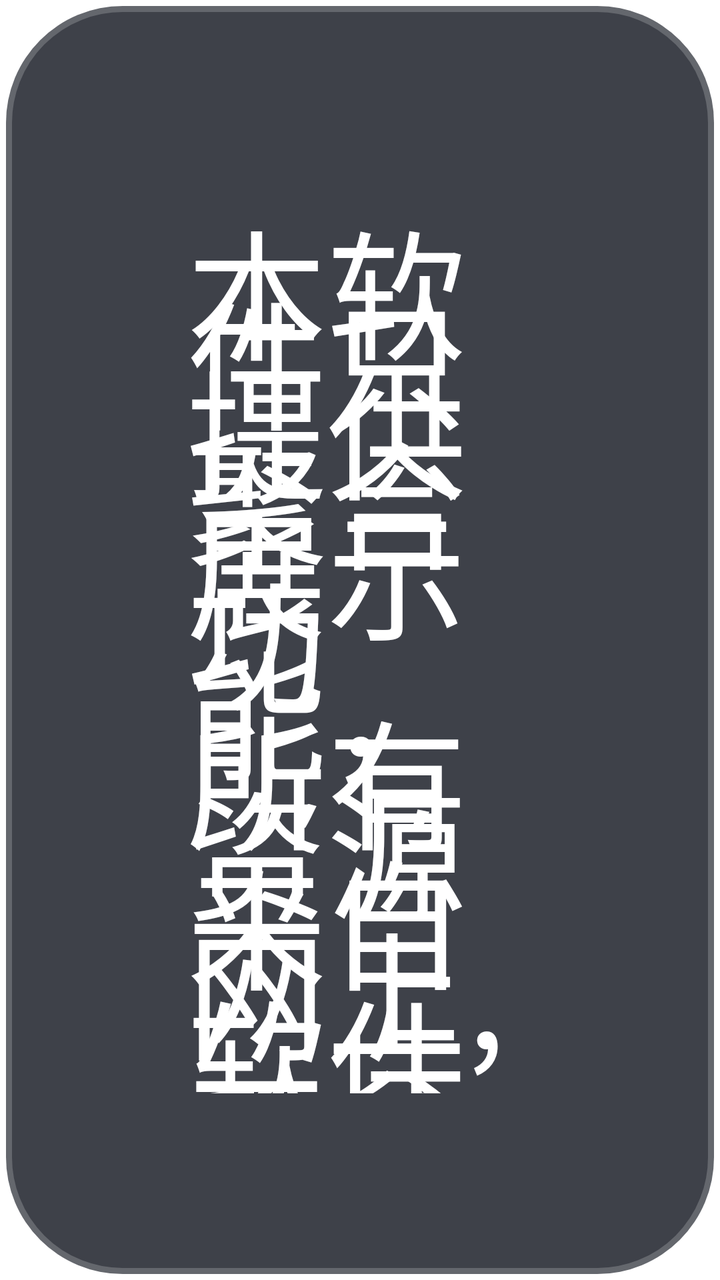
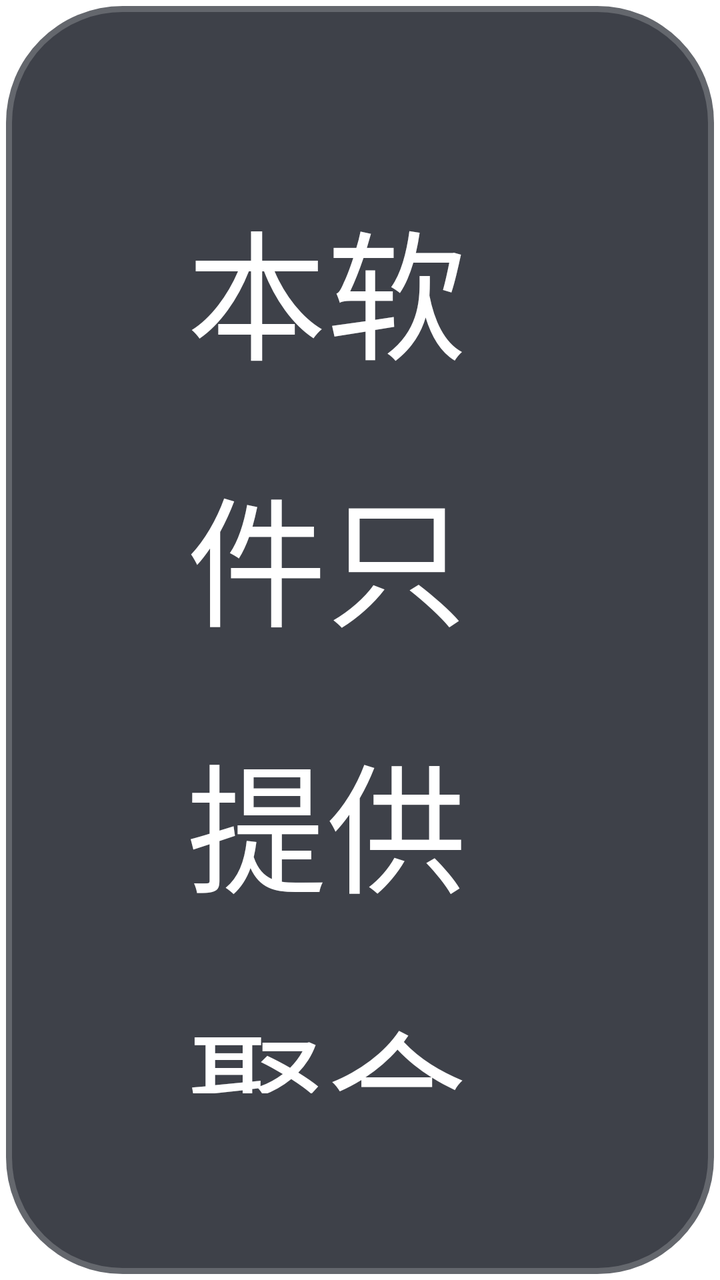

Compare the two renders of this Android layout. The source of the first and the diff that turns it into the second are given below.
<!-- AndroidManifest.xml: application theme AppTheme.NoActionBar -->
<!-- res/layout/dialog_about.xml -->
<?xml version="1.0" encoding="utf-8"?>
<LinearLayout xmlns:android="http://schemas.android.com/apk/res/android"
    android:layout_width="match_parent"
    android:layout_height="wrap_content"
    android:layout_gravity="center"
    android:layout_marginLeft="@dimen/vs_16"
    android:layout_marginRight="@dimen/vs_16"
    android:background="@drawable/shape_danmu_setting_bg"
    android:orientation="vertical"
    android:padding="@dimen/vs_16">

    <TextView
        android:layout_width="match_parent"
        android:layout_height="wrap_content"
        android:lineSpacingExtra="@dimen/vs_6"
        android:lineSpacingMultiplier="0"
        android:text="本软件只提供聚合展示功能，所有资源来自网上, 软件不参与任何制作, 上传, 储存, 下载等内容. 软件仅供学习参考, 请于安装后24小时内删除。\n\n打包分发请保留出处\nhttps://github.com/CatVodTVOfficial/TVBoxOSC\nhttps://github.com/q215613905/TVBoxOS"
        android:textColor="@color/dialog_text_primary"
        android:textSize="@dimen/ts_14" />

</LinearLayout>
<!-- resources referenced by this layout -->
<resources>
  <color name="dialog_text_primary">#FFFFFFFF</color>
  <dimen name="ts_14">12mm</dimen>
  <dimen name="vs_16">16mm</dimen>
  <dimen name="vs_6">6mm</dimen>
  <!-- drawable shape_danmu_setting_bg (drawable) -->
  <?xml version="1.0" encoding="utf-8"?>
  <shape xmlns:android="http://schemas.android.com/apk/res/android">
      <corners android:radius="@dimen/vs_10" />
      <solid android:color="@color/dialog_panel_bg" />
      <stroke
          android:width="@dimen/vs_1"
          android:color="@color/dialog_panel_stroke" />
  </shape>
  <style name="AppTheme.NoActionBar" parent="AppTheme">
          <item name="android:windowActionBar">false</item>
          <item name="android:windowNoTitle">true</item>
          <item name="windowActionBar">false</item>
          <item name="android:windowFullscreen">false</item>//手机版：默认保留状态栏，全屏页面运行时再隐藏
          <item name="android:windowContentOverlay">@null</item>//是否有遮盖
          <item name="windowNoTitle">true</item>
          <item name="android:keepScreenOn">true</item>
          
          <item name="android:windowBackground">@android:color/transparent</item>
          
          <item name="android:statusBarColor">@android:color/transparent</item>
          <item name="android:windowDrawsSystemBarBackgrounds">true</item>
      </style>
  <dimen name="vs_10">10mm</dimen>
  <color name="dialog_panel_bg">#D91D202A</color>
  <dimen name="vs_1">1mm</dimen>
  <color name="dialog_panel_stroke">#33FFFFFF</color>
  <style name="AppTheme" parent="Theme.AppCompat.Light.DarkActionBar">
          
          <item name="colorPrimary">@color/color_6200EE</item>
          <item name="colorPrimaryDark">@color/color_3700B3</item>
          <item name="colorAccent">@color/color_03DAC5</item>
      </style>
  <color name="color_6200EE">#6200EE</color>
  <color name="color_3700B3">#3700B3</color>
  <color name="color_03DAC5">#03DAC5</color>
</resources>

<!-- the commit's change to res/layout/dialog_about.xml (unified diff, before → after) -->
@@ -12,8 +12,8 @@
     <TextView
         android:layout_width="match_parent"
         android:layout_height="wrap_content"
-        android:lineSpacingExtra="@dimen/vs_6"
-        android:lineSpacingMultiplier="0"
+        android:lineSpacingExtra="@dimen/vs_2"
+        android:lineSpacingMultiplier="1.2"
         android:text="本软件只提供聚合展示功能，所有资源来自网上, 软件不参与任何制作, 上传, 储存, 下载等内容. 软件仅供学习参考, 请于安装后24小时内删除。\n\n打包分发请保留出处\nhttps://github.com/CatVodTVOfficial/TVBoxOSC\nhttps://github.com/q215613905/TVBoxOS"
         android:textColor="@color/dialog_text_primary"
         android:textSize="@dimen/ts_14" />
<!-- resource entries referenced after the edit -->
@@ -3,7 +3,7 @@
   <color name="dialog_text_primary">#FFFFFFFF</color>
   <dimen name="ts_14">12mm</dimen>
   <dimen name="vs_16">16mm</dimen>
-  <dimen name="vs_6">6mm</dimen>
+  <dimen name="vs_2">2mm</dimen>
   <!-- drawable shape_danmu_setting_bg (drawable) -->
   <?xml version="1.0" encoding="utf-8"?>
   <shape xmlns:android="http://schemas.android.com/apk/res/android">
